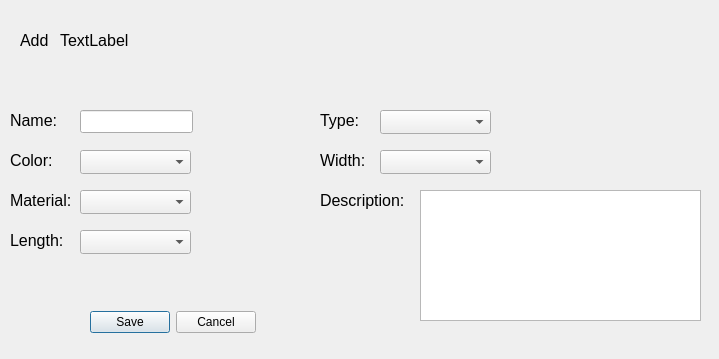
This is addclothing.ui in MijersOne/CyberDom-Qt as Qt 5 draws it before an edit. The edited form follows.
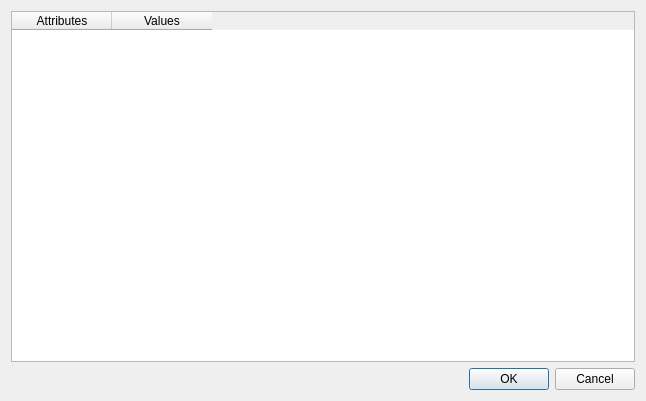
This is the edited form.

What changed in the file:
```diff
--- a/addclothing.ui
+++ b/addclothing.ui
@@ -6,258 +6,42 @@
    <rect>
     <x>0</x>
     <y>0</y>
-    <width>719</width>
-    <height>359</height>
+    <width>646</width>
+    <height>401</height>
    </rect>
   </property>
   <property name="windowTitle">
    <string>Add Clothing</string>
   </property>
-  <widget class="QLabel" name="lbl_Add">
-   <property name="geometry">
-    <rect>
-     <x>20</x>
-     <y>30</y>
-     <width>31</width>
-     <height>21</height>
-    </rect>
-   </property>
-   <property name="font">
-    <font>
-     <pointsize>12</pointsize>
-    </font>
-   </property>
-   <property name="text">
-    <string>Add</string>
-   </property>
-  </widget>
-  <widget class="QLabel" name="lbl_SelectedType">
-   <property name="geometry">
-    <rect>
-     <x>60</x>
-     <y>30</y>
-     <width>301</width>
-     <height>21</height>
-    </rect>
-   </property>
-   <property name="font">
-    <font>
-     <pointsize>12</pointsize>
-    </font>
-   </property>
-   <property name="text">
-    <string>TextLabel</string>
-   </property>
-  </widget>
-  <widget class="QLineEdit" name="le_Name">
-   <property name="geometry">
-    <rect>
-     <x>80</x>
-     <y>110</y>
-     <width>113</width>
-     <height>23</height>
-    </rect>
-   </property>
-  </widget>
-  <widget class="QLabel" name="lbl_Name">
-   <property name="geometry">
-    <rect>
-     <x>10</x>
-     <y>110</y>
-     <width>56</width>
-     <height>21</height>
-    </rect>
-   </property>
-   <property name="font">
-    <font>
-     <pointsize>12</pointsize>
-    </font>
-   </property>
-   <property name="text">
-    <string>Name:</string>
-   </property>
-  </widget>
-  <widget class="QLabel" name="lbl_Color">
-   <property name="geometry">
-    <rect>
-     <x>10</x>
-     <y>150</y>
-     <width>56</width>
-     <height>21</height>
-    </rect>
-   </property>
-   <property name="font">
-    <font>
-     <pointsize>12</pointsize>
-    </font>
-   </property>
-   <property name="text">
-    <string>Color:</string>
-   </property>
-  </widget>
-  <widget class="QComboBox" name="cb_Color">
-   <property name="geometry">
-    <rect>
-     <x>80</x>
-     <y>150</y>
-     <width>111</width>
-     <height>24</height>
-    </rect>
-   </property>
-  </widget>
-  <widget class="QLabel" name="lbl_Material">
-   <property name="geometry">
-    <rect>
-     <x>10</x>
-     <y>190</y>
-     <width>71</width>
-     <height>21</height>
-    </rect>
-   </property>
-   <property name="font">
-    <font>
-     <pointsize>12</pointsize>
-    </font>
-   </property>
-   <property name="text">
-    <string>Material:</string>
-   </property>
-  </widget>
-  <widget class="QComboBox" name="cb_Material">
-   <property name="geometry">
-    <rect>
-     <x>80</x>
-     <y>190</y>
-     <width>111</width>
-     <height>24</height>
-    </rect>
-   </property>
-  </widget>
-  <widget class="QLabel" name="lbl_Type">
-   <property name="geometry">
-    <rect>
-     <x>320</x>
-     <y>110</y>
-     <width>56</width>
-     <height>21</height>
-    </rect>
-   </property>
-   <property name="font">
-    <font>
-     <pointsize>12</pointsize>
-    </font>
-   </property>
-   <property name="text">
-    <string>Type:</string>
-   </property>
-  </widget>
-  <widget class="QComboBox" name="cb_Type">
-   <property name="geometry">
-    <rect>
-     <x>380</x>
-     <y>110</y>
-     <width>111</width>
-     <height>24</height>
-    </rect>
-   </property>
-  </widget>
-  <widget class="QLabel" name="lbl_Width">
-   <property name="geometry">
-    <rect>
-     <x>320</x>
-     <y>150</y>
-     <width>56</width>
-     <height>21</height>
-    </rect>
-   </property>
-   <property name="font">
-    <font>
-     <pointsize>12</pointsize>
-    </font>
-   </property>
-   <property name="text">
-    <string>Width:</string>
-   </property>
-  </widget>
-  <widget class="QComboBox" name="cb_Width">
-   <property name="geometry">
-    <rect>
-     <x>380</x>
-     <y>150</y>
-     <width>111</width>
-     <height>24</height>
-    </rect>
-   </property>
-  </widget>
-  <widget class="QLabel" name="lbl_Description">
-   <property name="geometry">
-    <rect>
-     <x>320</x>
-     <y>190</y>
-     <width>91</width>
-     <height>21</height>
-    </rect>
-   </property>
-   <property name="font">
-    <font>
-     <pointsize>12</pointsize>
-    </font>
-   </property>
-   <property name="text">
-    <string>Description:</string>
-   </property>
-  </widget>
-  <widget class="QTextEdit" name="te_Description">
-   <property name="geometry">
-    <rect>
-     <x>420</x>
-     <y>190</y>
-     <width>281</width>
-     <height>131</height>
-    </rect>
-   </property>
-  </widget>
-  <widget class="QDialogButtonBox" name="buttonBox">
-   <property name="geometry">
-    <rect>
-     <x>90</x>
-     <y>310</y>
-     <width>166</width>
-     <height>24</height>
-    </rect>
-   </property>
-   <property name="standardButtons">
-    <set>QDialogButtonBox::StandardButton::Cancel|QDialogButtonBox::StandardButton::Save</set>
-   </property>
-  </widget>
-  <widget class="QLabel" name="lbl_Length">
-   <property name="geometry">
-    <rect>
-     <x>10</x>
-     <y>230</y>
-     <width>61</width>
-     <height>21</height>
-    </rect>
-   </property>
-   <property name="font">
-    <font>
-     <pointsize>12</pointsize>
-    </font>
-   </property>
-   <property name="text">
-    <string>Length:</string>
-   </property>
-  </widget>
-  <widget class="QComboBox" name="cb_Length">
-   <property name="geometry">
-    <rect>
-     <x>80</x>
-     <y>230</y>
-     <width>111</width>
-     <height>24</height>
-    </rect>
-   </property>
-  </widget>
+  <layout class="QVBoxLayout" name="verticalLayout">
+   <item>
+    <widget class="QTableWidget" name="tw_addcloth">
+     <property name="columnCount">
+      <number>2</number>
+     </property>
+     <column>
+      <property name="text">
+       <string>Attributes</string>
+      </property>
+     </column>
+     <column>
+      <property name="text">
+       <string>Values</string>
+      </property>
+     </column>
+    </widget>
+   </item>
+   <item>
+    <widget class="QDialogButtonBox" name="buttonBox">
+     <property name="orientation">
+      <enum>Qt::Orientation::Horizontal</enum>
+     </property>
+     <property name="standardButtons">
+      <set>QDialogButtonBox::StandardButton::Cancel|QDialogButtonBox::StandardButton::Ok</set>
+     </property>
+    </widget>
+   </item>
+  </layout>
  </widget>
  <resources/>
  <connections/>
```
Left out of the diff: 2 changed lines with no effect on the pictures.
